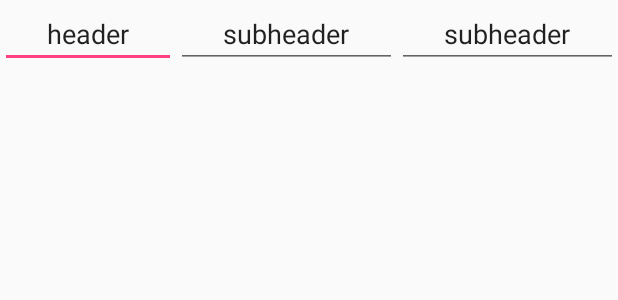
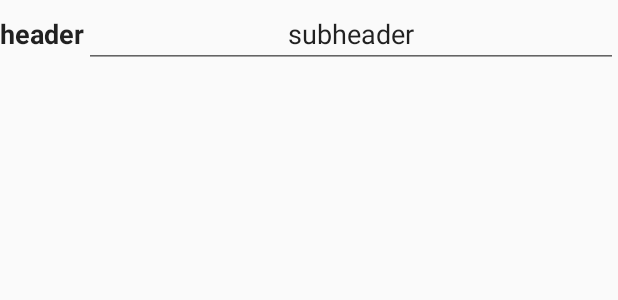
Before and after one commit to OlSarLang/PlaceHolderApp, an Android app: the layout field_item_layout.xml on its own in the app's theme, with its tools: preview values and no code run, on a phone screen of 412 x 824 dp. Shown: the top 300 px of the screen. Run offline under Robolectric (Android 15) with nearby library versions, the light colour scheme and no system bars.

Commit message:
Fields improved and are read/written

```diff
--- a/app/src/main/java/com/example/left4candy/placeholderapp/AccountFragment.java
+++ b/app/src/main/java/com/example/left4candy/placeholderapp/AccountFragment.java
@@ -33,6 +33,7 @@ import com.google.firebase.storage.UploadTask;
 public class AccountFragment extends Fragment {
     private static final String TAG = "AccountFragment";
     String userUid = FirebaseAuth.getInstance().getCurrentUser().getUid();
+    String userName;
 
     private int picId;
 
@@ -65,12 +66,12 @@ public class AccountFragment extends Fragment {
         FirebaseUser user = mAuth.getCurrentUser();
         backgroundImageRef = mStorage.child("images/background.jpg");
         profileImageRef = mStorage.child("images/profile.jpg");
-        customImagesRef = mStorage.child("images/custom/" + picId);
+        customImagesRef = mStorage.child("images/custom/");
 
         changeProfileImage = view.findViewById(R.id.changeProfileImage);
 
         userTextView = view.findViewById(R.id.changeableAccountName);
-        userTextView.setText(user.getEmail());
+        userTextView.setText(user.getDisplayName());
 
         buttonLogout = view.findViewById(R.id.logoutPlaceholder);
 
--- a/app/src/main/res/layout/field_item_layout.xml
+++ b/app/src/main/res/layout/field_item_layout.xml
@@ -1,37 +1,40 @@
 <?xml version="1.0" encoding="utf-8"?>
 <RelativeLayout xmlns:android="http://schemas.android.com/apk/res/android"
     android:id="@+id/item_parent_layout"
-    android:layout_width="match_parent" android:layout_height="match_parent">
+    android:layout_width="match_parent"
+    android:layout_height="wrap_content">
 
     <LinearLayout
         android:layout_width="match_parent"
         android:layout_height="wrap_content"
         android:layout_alignParentStart="true"
         android:layout_alignParentTop="true"
+        android:layout_marginBottom="20dp"
         android:orientation="horizontal">
 
         <EditText
-            android:id="@+id/editText0"
+            android:id="@+id/headertext"
+            android:layout_width="wrap_content"
+            android:layout_height="wrap_content"
+            android:layout_weight="0"
+            android:background="@null"
+            android:maxLength="15"
+            android:maxLines="1"
+            android:minEms="2"
+            android:scrollHorizontally="false"
+            android:text="header"
+            android:textAlignment="center"
+            android:textStyle="bold" />
+
+        <EditText
+            android:id="@+id/subheadertext"
             android:layout_width="wrap_content"
             android:layout_height="wrap_content"
             android:layout_weight="1"
-            android:text="header"
-            android:textAlignment="center" />
-
-        <EditText
-            android:id="@+id/editText1"
-            android:layout_width="wrap_content"
-            android:layout_height="wrap_content"
-            android:layout_weight="1"
-            android:text="subheader"
-            android:textAlignment="center" />
-
-        <EditText
-            android:id="@+id/editText2"
-            android:layout_width="wrap_content"
-            android:layout_height="wrap_content"
-            android:layout_weight="1"
-            android:inputType="textPersonName"
+            android:inputType="textCapSentences|textMultiLine"
+            android:maxEms="6"
+            android:maxLength="100"
+            android:maxLines="10"
             android:text="subheader"
             android:textAlignment="center" />
     </LinearLayout>
```
Also changed, not shown: app/src/main/java/com/example/left4candy/placeholderapp/CustomMarker.java (+17 -7 lines), app/src/main/java/com/example/left4candy/placeholderapp/MarkerItem.java (+12 -16 lines), app/src/main/java/com/example/left4candy/placeholderapp/MarkerRecyclerViewAdapter.java (+3 -6 lines), app/src/main/java/com/example/left4candy/placeholderapp/OverviewFragment.java (+55 -20 lines), app/src/main/java/com/example/left4candy/placeholderapp/VisibleMarker.java (+4 -3 lines), app/src/main/res/layout/account_fragment.xml (+9 -3 lines), app/src/main/res/layout/custom_marker_info.xml (+30 -2 lines).
